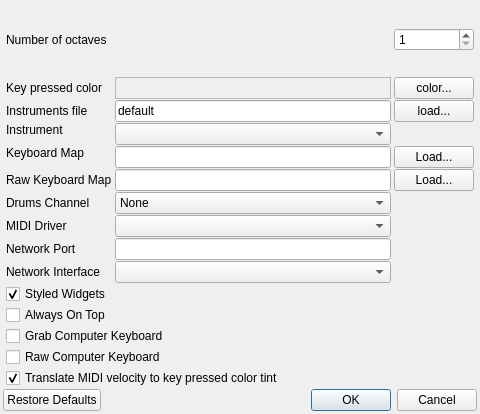
Qt form trunk/desktop/src/preferences.ui (svn2github/vmpk) before a commit.
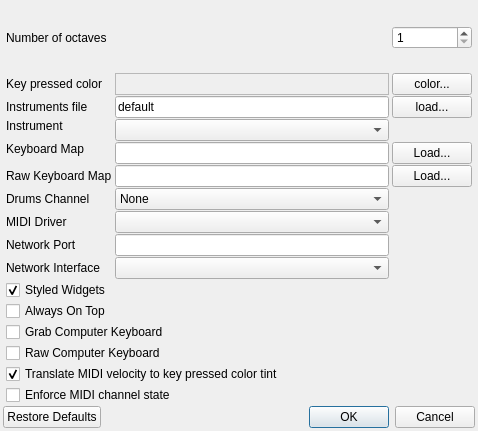
The same form after that commit. Icons and pictures are not drawn.

Commit message: RFE#3517750: MIDI channel state enforcement

```diff
--- a/trunk/desktop/src/preferences.ui
+++ b/trunk/desktop/src/preferences.ui
@@ -23,8 +23,8 @@
    <rect>
     <x>0</x>
     <y>0</y>
-    <width>480</width>
-    <height>414</height>
+    <width>478</width>
+    <height>431</height>
    </rect>
   </property>
   <property name="windowTitle">
@@ -54,8 +54,8 @@
        <rect>
         <x>0</x>
         <y>0</y>
-        <width>474</width>
-        <height>381</height>
+        <width>472</width>
+        <height>398</height>
        </rect>
       </property>
       <layout class="QGridLayout" name="gridLayout">
@@ -468,6 +468,13 @@
        <item row="8" column="1">
         <widget class="QComboBox" name="cboMIDIDriver"/>
        </item>
+       <item row="16" column="0" colspan="2">
+        <widget class="QCheckBox" name="chkEnforceChannelState">
+         <property name="text">
+          <string>Enforce MIDI channel state</string>
+         </property>
+        </widget>
+       </item>
       </layout>
      </widget>
     </widget>
```
The commit also changes 5 other files.
